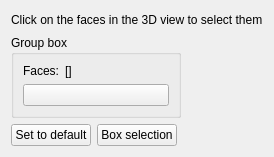
First picture: the form in src/Mod/Part/Gui/TaskFaceColors.ui, repository southseact-3d/fcd, before the edit.
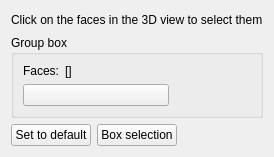
Second picture: the form after the edit. Custom widgets are drawn as their Qt base class.

Commit message: code simplifications and sorting

What changed in the file:
```diff
--- a/src/Mod/Part/Gui/TaskFaceColors.ui
+++ b/src/Mod/Part/Gui/TaskFaceColors.ui
@@ -22,8 +22,6 @@
     </widget>
    </item>
    <item>
-    <layout class="QFormLayout" name="formLayout">
-     <item row="0" column="0">
       <widget class="QGroupBox" name="groupBox">
        <property name="title">
         <string notr="true">Group box</string>
@@ -42,13 +40,6 @@
           </property>
          </widget>
         </item>
-        <item row="0" column="1">
-         <widget class="QLabel" name="labelElement">
-          <property name="text">
-           <string notr="true">[]</string>
-          </property>
-         </widget>
-        </item>
         <item row="1" column="0" colspan="2">
          <widget class="Gui::ColorButton" name="colorButton">
           <property name="minimumSize">
@@ -65,10 +56,7 @@
           </property>
          </widget>
         </item>
-       </layout>
-      </widget>
-     </item>
-     <item row="0" column="1">
+      <item row="1" column="2">
       <spacer name="horizontalSpacer_2">
        <property name="orientation">
         <enum>Qt::Horizontal</enum>
@@ -81,7 +69,15 @@
        </property>
       </spacer>
      </item>
-    </layout>
+      <item row="0" column="1" colspan="2">
+       <widget class="QLabel" name="labelElement">
+        <property name="text">
+         <string notr="true">[]</string>
+        </property>
+       </widget>
+      </item>
+     </layout>
+    </widget>
    </item>
    <item>
     <layout class="QGridLayout" name="gridLayout_2">
```
Lines whose indentation alone changed are shown as unchanged. The commit also changes 2 other files.
